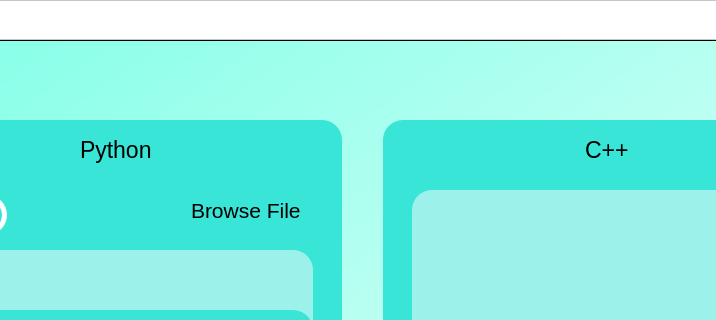
This is Py2Plus/Py2Plus.ui in EslamMohamed117/Py2Plus-Translator as Qt 5 draws it before an edit; both pictures show x 149 to 865 and y 0 to 320 of the 1024 by 768 pixel window. The edited form follows.
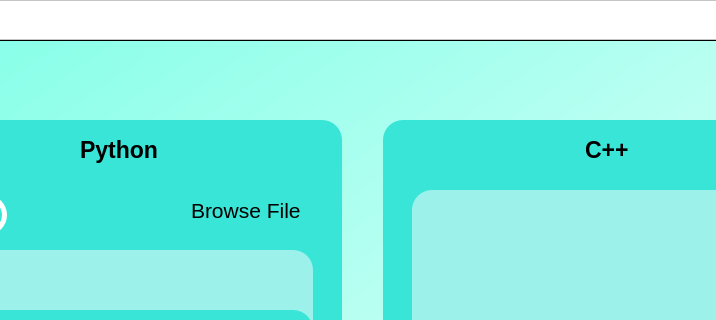
This is the edited form.

Commit message: Modifying languages title to be Bold

Patch:
```diff
--- a/Py2Plus/Py2Plus.ui
+++ b/Py2Plus/Py2Plus.ui
@@ -257,6 +257,7 @@
       <property name="font">
        <font>
         <pointsize>17</pointsize>
+        <bold>true</bold>
        </font>
       </property>
       <property name="text">
@@ -484,6 +485,7 @@
       <property name="font">
        <font>
         <pointsize>17</pointsize>
+        <bold>true</bold>
        </font>
       </property>
       <property name="text">
```
